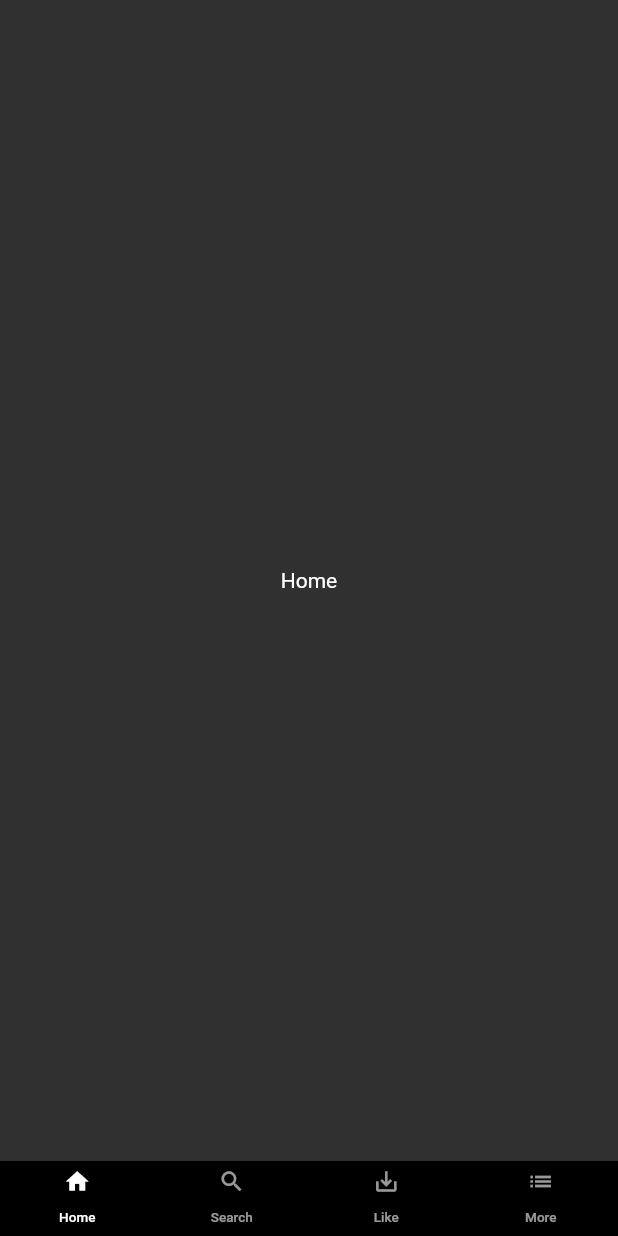
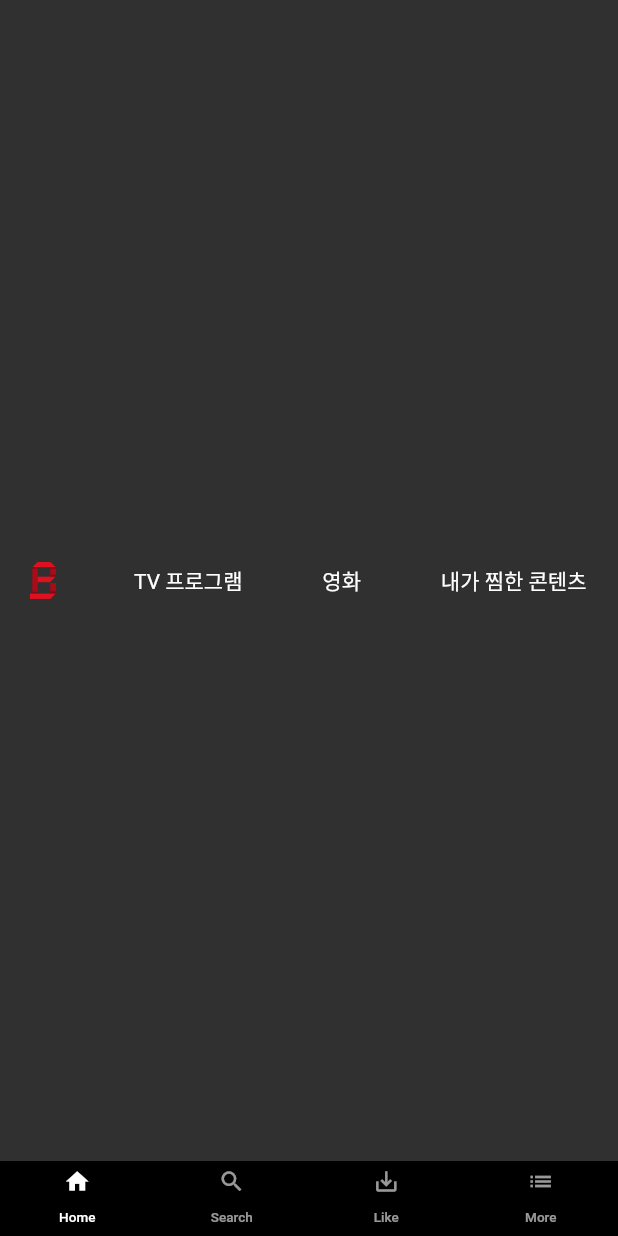
Before and after one commit to bopboy/flutter_netflix_clone, a Flutter app: the screen it shows after launch, on a phone screen of 412 x 824 dp. Run offline on Flutter 3.47's test engine with Material 2 defaults, Android fonts, the phone set to English and light mode, and no system bars.

Commit message:
03 홈 화면에 상단 바 추가

```diff
--- a/lib/main.dart
+++ b/lib/main.dart
@@ -1,4 +1,5 @@
 import 'package:flutter/material.dart';
+import 'package:flutter_netflix_clone/screen/home_screen.dart';
 import 'package:flutter_netflix_clone/widget/bottom_bar.dart';
 
 void main() => runApp(MyApp());
@@ -26,10 +27,7 @@ class _MyAppState extends State<MyApp> {
             body: TabBarView(
               physics: const NeverScrollableScrollPhysics(),
               children: <Widget>[
-                Container(
-                    child: const Center(
-                  child: Text('Home'),
-                )),
+                HomeScreen(),
                 Container(
                     child: const Center(
                   child: Text('Search'),
--- /dev/null
+++ b/lib/screen/home_screen.dart
@@ -0,0 +1,58 @@
+import 'package:flutter/material.dart';
+
+class HomeScreen extends StatefulWidget {
+  @override
+  _HomeScreenState createState() => _HomeScreenState();
+}
+
+class _HomeScreenState extends State<HomeScreen> {
+  @override
+  void initState() {
+    super.initState();
+  }
+
+  @override
+  Widget build(BuildContext context) {
+    return TopBar();
+  }
+}
+
+class TopBar extends StatelessWidget {
+  @override
+  Widget build(BuildContext context) {
+    return Container(
+      padding: const EdgeInsets.fromLTRB(20, 7, 20, 7),
+      child: Row(
+        mainAxisAlignment: MainAxisAlignment.spaceBetween,
+        children: <Widget>[
+          Image.asset(
+            'images/bbongflix_logo.png',
+            fit: BoxFit.contain,
+            height: 25,
+          ),
+          Container(
+            padding: const EdgeInsets.only(right: 1),
+            child: const Text(
+              'TV 프로그램',
+              style: TextStyle(fontSize: 14),
+            ),
+          ),
+          Container(
+            padding: const EdgeInsets.only(right: 1),
+            child: const Text(
+              '영화',
+              style: TextStyle(fontSize: 14),
+            ),
+          ),
+          Container(
+            padding: const EdgeInsets.only(right: 1),
+            child: const Text(
+              '내가 찜한 콘텐츠',
+              style: TextStyle(fontSize: 14),
+            ),
+          )
+        ],
+      ),
+    );
+  }
+}
--- a/pubspec.yaml
+++ b/pubspec.yaml
@@ -58,9 +58,8 @@ flutter:
   uses-material-design: true
 
   # To add assets to your application, add an assets section, like this:
-  # assets:
-  #   - images/a_dot_burr.jpeg
-  #   - images/a_dot_ham.jpeg
+  assets:
+    - images/bbongflix_logo.png
 
   # An image asset can refer to one or more resolution-specific "variants", see
   # https://flutter.dev/assets-and-images/#resolution-aware
```
Also changed, not shown: images/bbongflix_logo.png (added).
